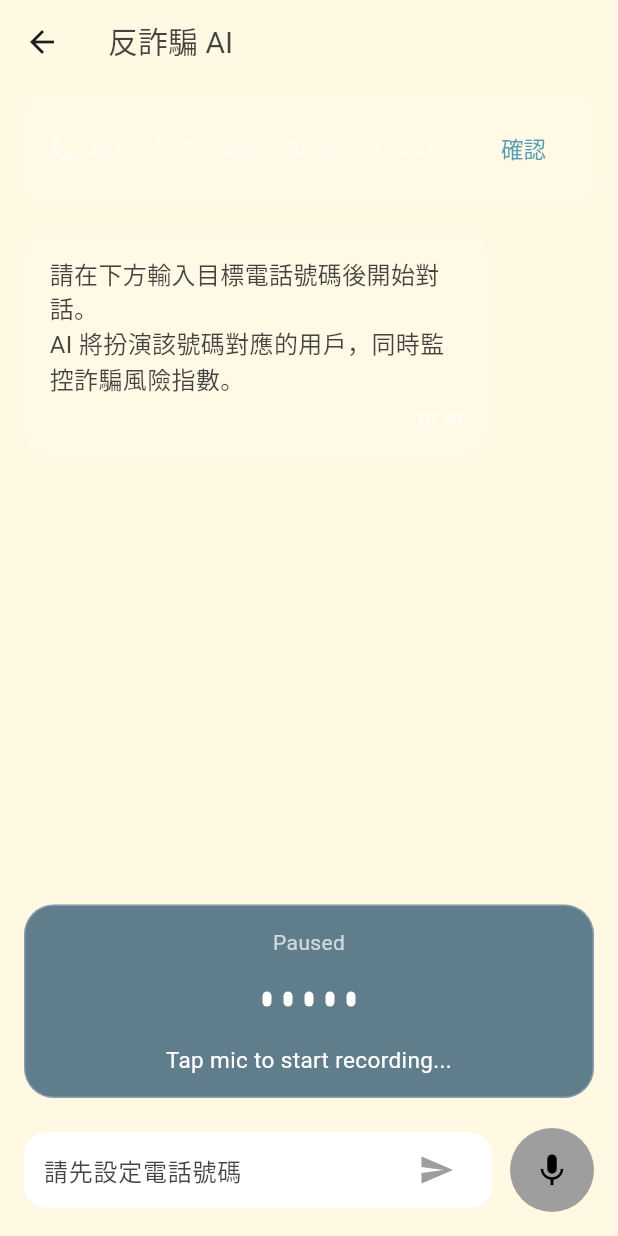
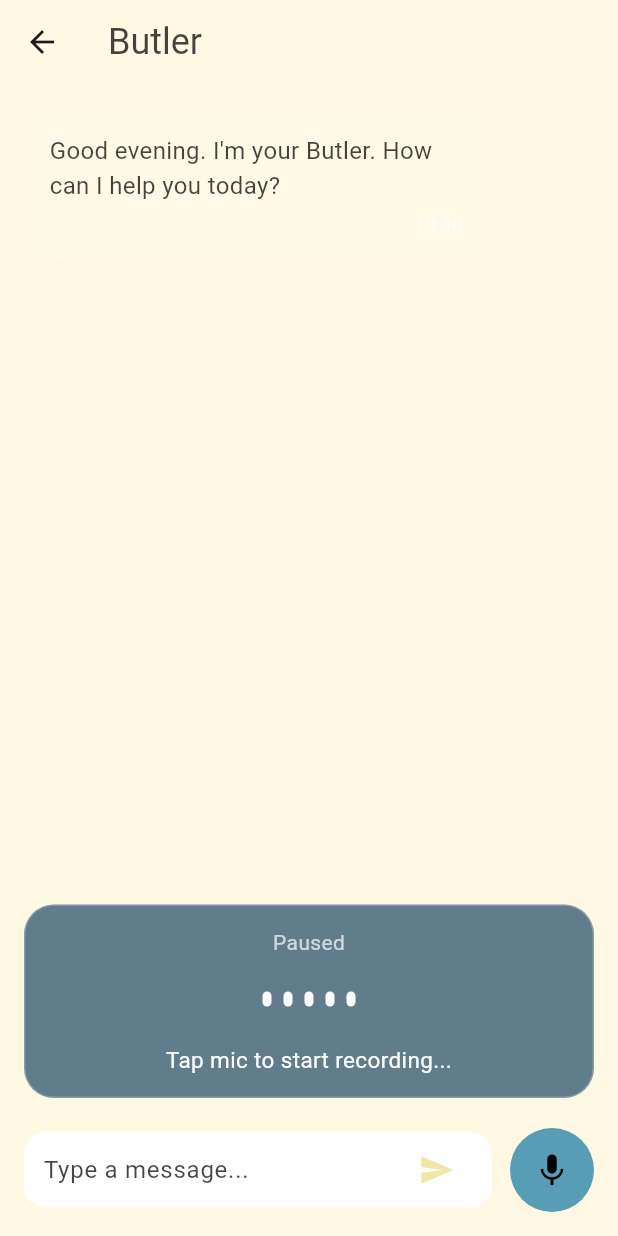
Before and after one commit to NCCU-Butler-Robot/AIO-Kebbi, a Flutter app: the ButlerChatPage screen opened by its route, on a phone screen of 412 x 824 dp. Run offline on Flutter 3.47's test engine with Material 3 defaults, Android fonts, the phone set to English and light mode, and no system bars; our stand-ins replace audioplayers, camera, dio, firebase_core, firebase_messaging, flutter_secure_storage and 8 more; missing offline and left inert: flutter_sound, pwa_install, record; accounts and stored records are empty; Roboto replaces fonts that are missing (Itim).

Commit message:
revert: restore butler chat to original AI assistant mode
Reverts butler_chat_page.dart to commit f21c9bc, replacing the anti-fraud
phone simulation flow with the original Butler AI chat (sendChat API,
conversation ID tracking, MP3 audio playback + auto STT loop).

Co-Authored-By: Claude Sonnet 4.6 <noreply@anthropic.com>

```diff
--- a/frontend/lib/pages/butler_chat_page.dart
+++ b/frontend/lib/pages/butler_chat_page.dart
@@ -7,13 +7,10 @@ import 'package:permission_handler/permission_handler.dart';
 
 import '../constants.dart';
 import '../di/service_locator.dart';
-import '../models/fraud_models.dart';
 import '../services/api_service.dart';
 import '../services/audio_service.dart';
 import '../services/kebbi_service.dart';
 import '../services/web_speech_service.dart';
-import '../widgets/ssci_panel.dart';
-import 'monitor_page.dart';
 
 class ButlerChatPage extends StatefulWidget {
   const ButlerChatPage({super.key});
@@ -26,21 +23,18 @@ class _ButlerChatPageState extends State<ButlerChatPage> {
   final List<_ChatMessage> _messages = [
     _ChatMessage(
       from: _Speaker.butler,
-      text: '請在下方輸入目標電話號碼後開始對話。\nAI 將扮演該號碼對應的用戶，同時監控詐騙風險指數。',
+      text: "Good evening. I'm your Butler. How can I help you today?",
       time: _fmtTime(DateTime.now()),
     ),
   ];
 
-  // 詐騙對話狀態
-  String _phoneNumber = '';
-  bool _conversationStarted = false;
-  SsciData? _ssci;
-
+  String? _conversationId;
   bool _isLoading = false;
   bool _isRecording = false;
   bool _isBusy = false;
   String _liveTranscript = 'Tap mic to start recording...';
 
+  // true → auto-send on final result; false → manual stop, fill text only
   bool _autoSendOnResult = false;
 
   // STT backend: null = not yet detected, true = Kebbi NuwaSDK, false = Vosk
@@ -48,6 +42,7 @@ class _ButlerChatPageState extends State<ButlerChatPage> {
 
   // Vosk model state
   bool _voskModelReady = false;
+  // null = idle, -1 = extracting, 0-100 = download %
   int? _voskDownloadProgress;
 
   // Microphone permission state
@@ -55,7 +50,6 @@ class _ButlerChatPageState extends State<ButlerChatPage> {
   bool _isPermanentlyDenied = false;
 
   final TextEditingController _textController = TextEditingController();
-  final TextEditingController _phoneController = TextEditingController();
   final ScrollController _scrollCtrl = ScrollController();
 
   @override
@@ -66,11 +60,14 @@ class _ButlerChatPageState extends State<ButlerChatPage> {
     KebbiService.setSTTCallback(_onSTTResult);
     KebbiService.setVoskProgressCallback(_onVoskProgress);
 
+    // Web: initialize WebSpeechService callback
     if (kIsWeb) {
       WebSpeechService.I.setCallback(_onSTTResult);
     }
 
+    // Pre-check if the model is already on disk (instant, no download UI)
     _checkVoskModelCached();
+    // Request microphone permission proactively
     _checkMicPermission();
   }
 
@@ -117,7 +114,6 @@ class _ButlerChatPageState extends State<ButlerChatPage> {
       KebbiService.stopVoskSTT();
     }
     _textController.dispose();
-    _phoneController.dispose();
     _scrollCtrl.dispose();
     super.dispose();
   }
@@ -160,6 +156,7 @@ class _ButlerChatPageState extends State<ButlerChatPage> {
   // ── Recording toggle ──────────────────────────────────────────────────────
 
   Future<void> _startSTT() async {
+    // Web: use Web Speech API
     if (kIsWeb) {
       final ok = await WebSpeechService.I.startListening();
       if (!ok) {
@@ -182,6 +179,7 @@ class _ButlerChatPageState extends State<ButlerChatPage> {
       return;
     }
 
+    // Android: use Kebbi or Vosk
     _useKebbi ??= await KebbiService.isKebbiAvailable();
 
     if (_useKebbi!) {
@@ -259,6 +257,7 @@ class _ButlerChatPageState extends State<ButlerChatPage> {
     if (_isRecording) {
       _autoSendOnResult = false;
 
+      // Web: stop WebSpeechService
       if (kIsWeb) {
         await WebSpeechService.I.stopListening();
       } else if (_useKebbi == true) {
@@ -295,17 +294,7 @@ class _ButlerChatPageState extends State<ButlerChatPage> {
     }
   }
 
-  // ── 確認電話號碼 ────────────────────────────────────────────────────────────
-
-  void _confirmPhone() {
-    final phone = _phoneController.text.trim();
-    if (phone.isEmpty) return;
-    setState(() {
-      _phoneNumber = phone;
-    });
-  }
-
-  // ── 傳送文字至詐騙 API ─────────────────────────────────────────────────────
+  // ── Send text to Butler API ───────────────────────────────────────────────
 
   void _scrollToBottom() {
     WidgetsBinding.instance.addPostFrameCallback((_) {
@@ -322,9 +311,8 @@ class _ButlerChatPageState extends State<ButlerChatPage> {
   Future<void> _sendText() async {
     final txt = _textController.text.trim();
     if (txt.isEmpty || _isLoading) return;
-    if (_phoneNumber.isEmpty) return;
 
-    // 停止 STT
+    // Stop STT - don't listen while processing response
     if (kIsWeb) {
       await WebSpeechService.I.stopListening();
     } else if (_useKebbi == true) {
@@ -339,44 +327,46 @@ class _ButlerChatPageState extends State<ButlerChatPage> {
       _textController.clear();
       _isLoading = true;
       _isRecording = false;
-      _liveTranscript = 'AI 思考中…';
+      _liveTranscript = 'Butler is thinking…';
     });
     _scrollToBottom();
 
     try {
-      final result = await sl<ApiService>().sendFraud(
+      final result = await sl<ApiService>().sendChat(
         prompt: txt,
-        phoneNumber: _phoneNumber,
-        isFirst: !_conversationStarted,
+        conversationId: _conversationId,
       );
 
-      // 標記對話已開始
-      if (!_conversationStarted) {
-        setState(() => _conversationStarted = true);
-      }
+      _conversationId = result.conversationId.isNotEmpty
+          ? result.conversationId
+          : _conversationId;
 
-      // 處理特殊狀態
-      if (result.isInitiateSocketIo) {
-        _handleInitiateSocketIo(result);
+      setState(() {
+        _messages.add(_ChatMessage(
+          from: _Speaker.butler,
+          text: result.text.isNotEmpty ? result.text : '(no response)',
+          time: _fmtTime(DateTime.now()),
+        ));
+        _liveTranscript = 'Tap mic to start recording...';
+      });
+      _scrollToBottom();
+
+      if (result.audioBytes != null) {
+        await AudioService.I.playMp3Bytes(
+          result.audioBytes!,
+          onComplete: () {
+            if (!mounted) return;
+            setState(() {
+              _isLoading = false;
+              _liveTranscript = 'Listening…';
+            });
+            _startSTT();
+          },
+        );
         return;
       }
 
-      // 更新 SSCI（只在 updated=true 時觸發動畫）
-      setState(() {
-        _messages.add(_ChatMessage(
-          from: _Speaker.butler,
-          text: result.message.isNotEmpty ? result.message : '(no response)',
-          time: _fmtTime(DateTime.now()),
-        ));
-        _liveTranscript = 'Tap mic to start recording...';
-        if (result.ssci.available || !result.ssci.updated) {
-          _ssci = result.ssci;
-        } else {
-          _ssci = result.ssci;
-        }
-        _isLoading = false;
-      });
-      _scrollToBottom();
+      if (mounted) setState(() => _isLoading = false);
     } catch (e) {
       setState(() {
         _messages.add(_ChatMessage(
@@ -385,74 +375,10 @@ class _ButlerChatPageState extends State<ButlerChatPage> {
           time: _fmtTime(DateTime.now()),
         ));
         _liveTranscript = 'Tap mic to start recording...';
-        _isLoading = false;
       });
       _scrollToBottom();
+      if (mounted) setState(() => _isLoading = false);
     }
-  }
-
-  void _handleInitiateSocketIo(FraudResult result) {
-    if (!mounted) return;
-
-    final reason = result.reason ?? '';
-    final msg = reason == 'ssci_below_threshold_normal_conversation'
-        ? '判定為正常通話，已通知真實用戶接手。'
-        : 'SSCI 無法計算，已預設通知真實用戶。';
-
-    setState(() {
-      _ssci = result.ssci;
-      _isLoading = false;
-      _messages.add(_ChatMessage(
-        from: _Speaker.butler,
-        text: '[系統] $msg',
-        time: _fmtTime(DateTime.now()),
-      ));
-      _liveTranscript = 'Tap mic to start recording...';
-    });
-    _scrollToBottom();
-
-    showDialog(
-      context: context,
-      barrierDismissible: false,
-      builder: (_) => AlertDialog(
-        backgroundColor: const Color(0xFF1E2A38),
-        title: Text(
-          '切換至即時監控',
-          style: GoogleFonts.itim(color: Colors.white, fontSize: 18),
-        ),
-        content: Text(
-          '$msg\n\n即將建立即時通話連線...',
-          style: GoogleFonts.itim(color: Colors.white70, fontSize: 15),
-        ),
-        actions: [
-          TextButton(
-            onPressed: () {
-              Navigator.pop(context); // 關閉 dialog
-              // 導到 MonitorPage，帶入 call_token 自動建立 Socket.IO 連線
-              Navigator.pushReplacement(
-                context,
-                MaterialPageRoute(
-                  builder: (_) => MonitorPage(callToken: result.callToken),
-                ),
-              );
-            },
-            child: Text(
-              '切換監控',
-              style: GoogleFonts.itim(color: kSeaBlue),
-            ),
-          ),
-          TextButton(
-            onPressed: () {
-              Navigator.pop(context); // 只關閉 dialog，留在此頁
-            },
-            child: Text(
-              '取消',
-              style: GoogleFonts.itim(color: Colors.white54),
-            ),
-          ),
-        ],
-      ),
-    );
   }
 
   static String _fmtTime(DateTime t) {
@@ -471,10 +397,8 @@ class _ButlerChatPageState extends State<ButlerChatPage> {
         backgroundColor: backgroundColor,
         leading: BackButton(onPressed: () => Navigator.pop(context)),
         title: Text(
-          _phoneNumber.isEmpty
-              ? '反詐騙 AI'
-              : '反詐騙 AI · $_phoneNumber',
-          style: GoogleFonts.itim(fontSize: 20, color: textColor),
+          'Butler',
+          style: GoogleFonts.itim(fontSize: 24, color: textColor),
         ),
       ),
       body: GestureDetector(
@@ -482,9 +406,6 @@ class _ButlerChatPageState extends State<ButlerChatPage> {
         child: SafeArea(
           child: Column(
             children: [
-              // ===== 電話號碼設定區（未設定時顯示）=====
-              if (_phoneNumber.isEmpty) _buildPhoneSetup(),
-
               // ===== 訊息列表 =====
               Expanded(
                 child: ListView.builder(
@@ -495,10 +416,6 @@ class _ButlerChatPageState extends State<ButlerChatPage> {
                       _ChatBubble(message: _messages[i]),
                 ),
               ),
-
-              // ===== SSCI 面板 =====
-              if (_phoneNumber.isNotEmpty)
-                SsciPanel(ssci: _ssci),
 
               // ===== 錄音狀態區 =====
               Container(
@@ -514,14 +431,14 @@ class _ButlerChatPageState extends State<ButlerChatPage> {
                   children: [
                     Text(
                       _isRecording ? 'Listening…' : 'Paused',
-                      style: GoogleFonts.itim(
-                          fontSize: 14, color: Colors.white70),
+                      style:
+                          GoogleFonts.itim(fontSize: 14, color: Colors.white70),
                     ),
                     const SizedBox(height: 8),
                     FakeSiriWave(active: _isRecording),
                     const SizedBox(height: 10),
 
-                    // Vosk 下載進度條
+                    // Download progress bar (Vosk model)
                     if (_voskDownloadProgress != null &&
                         _voskDownloadProgress! >= 0) ...[
                       Padding(
@@ -545,8 +462,8 @@ class _ButlerChatPageState extends State<ButlerChatPage> {
                       child: Text(
                         _liveTranscript,
                         textAlign: TextAlign.center,
-                        style: GoogleFonts.itim(
-                            fontSize: 15, color: Colors.white),
+                        style:
+                            GoogleFonts.itim(fontSize: 15, color: Colors.white),
                       ),
                     ),
                   ],
@@ -560,8 +477,7 @@ class _ButlerChatPageState extends State<ButlerChatPage> {
                   children: [
                     Expanded(
                       child: Container(
-                        padding:
-                            const EdgeInsets.symmetric(horizontal: 12),
+                        padding: const EdgeInsets.symmetric(horizontal: 12),
                         decoration: BoxDecoration(
                           color: Colors.white,
                           borderRadius: BorderRadius.circular(14),
@@ -572,14 +488,11 @@ class _ButlerChatPageState extends State<ButlerChatPage> {
                             Expanded(
                               child: TextField(
                                 controller: _textController,
-                                enabled: _phoneNumber.isNotEmpty,
                                 style: GoogleFonts.itim(
                                     color: textColor, fontSize: 16),
                                 decoration: InputDecoration(
                                   border: InputBorder.none,
-                                  hintText: _phoneNumber.isEmpty
-                                      ? '請先設定電話號碼'
-                                      : 'Type a message...',
+                                  hintText: 'Type a message...',
                                   hintStyle: GoogleFonts.itim(
                                       color: textColor, fontSize: 16),
                                 ),
@@ -594,13 +507,9 @@ class _ButlerChatPageState extends State<ButlerChatPage> {
                                         strokeWidth: 2),
                                   )
                                 : IconButton(
-                                    onPressed: _phoneNumber.isNotEmpty
-                                        ? _sendText
-                                        : null,
-                                    icon: Icon(Icons.send,
-                                        color: _phoneNumber.isNotEmpty
-                                            ? iconColor
-                                            : Colors.grey),
+                                    onPressed: _sendText,
+                                    icon: const Icon(Icons.send,
+                                        color: iconColor),
                                   ),
                           ],
                         ),
@@ -612,7 +521,6 @@ class _ButlerChatPageState extends State<ButlerChatPage> {
                     InkWell(
                       onTap: () async {
                         if (_isLoading || _isBusy) return;
-                        if (_phoneNumber.isEmpty) return;
                         if (_isPermanentlyDenied && !_micPermissionGranted) {
                           _openSettings();
                         } else {
@@ -626,7 +534,7 @@ class _ButlerChatPageState extends State<ButlerChatPage> {
                         decoration: BoxDecoration(
                           color: _isRecording
                               ? const Color(0xff29d97a)
-                              : _isBusy || _phoneNumber.isEmpty
+                              : _isBusy
                                   ? Colors.grey
                                   : kSeaBlue,
                           shape: BoxShape.circle,
@@ -639,13 +547,15 @@ class _ButlerChatPageState extends State<ButlerChatPage> {
                               )
                             : Icon(
                                 (_isPermanentlyDenied &&
-                                            !_micPermissionGranted)
-                                    ? Icons.settings
-                                    : (_isRecording
+                                            !_micPermissionGranted) ||
+                                        _isRecording
+                                    ? (_isPermanentlyDenied &&
+                                            !_micPermissionGranted
+                                        ? Icons.settings
+                                        : Icons.mic)
+                                    : (_micPermissionGranted
                                         ? Icons.mic
-                                        : (_micPermissionGranted
-                                            ? Icons.mic
-                                            : Icons.mic_off)),
+                                        : Icons.mic_off),
                                 color: Colors.black,
                                 size: 26,
                               ),
@@ -657,46 +567,6 @@ class _ButlerChatPageState extends State<ButlerChatPage> {
             ],
           ),
         ),
-      ),
-    );
-  }
-
-  Widget _buildPhoneSetup() {
-    return Container(
-      margin: const EdgeInsets.fromLTRB(16, 8, 16, 4),
-      padding: const EdgeInsets.symmetric(horizontal: 14, vertical: 10),
-      decoration: BoxDecoration(
-        color: Colors.white10,
-        borderRadius: BorderRadius.circular(14),
-        border: Border.all(color: Colors.white24),
-      ),
-      child: Row(
-        children: [
-          const Icon(Icons.phone, color: Colors.white54, size: 20),
-          const SizedBox(width: 8),
-          Expanded(
-            child: TextField(
-              controller: _phoneController,
-              keyboardType: TextInputType.phone,
-              style: GoogleFonts.itim(color: Colors.white, fontSize: 15),
-              decoration: InputDecoration(
-                border: InputBorder.none,
-                hintText: '輸入目標電話號碼（如 0911000001）',
-                hintStyle:
-                    GoogleFonts.itim(color: Colors.white38, fontSize: 14),
-                isDense: true,
-              ),
-              onSubmitted: (_) => _confirmPhone(),
-            ),
-          ),
-          TextButton(
-            onPressed: _confirmPhone,
-            child: Text(
-              '確認',
-              style: GoogleFonts.itim(color: kSeaBlue, fontSize: 15),
-            ),
-          ),
-        ],
       ),
     );
   }
@@ -729,8 +599,7 @@ class _ChatBubble extends StatelessWidget {
           ConstrainedBox(
             constraints: BoxConstraints(maxWidth: maxW),
             child: Container(
-              padding:
-                  const EdgeInsets.symmetric(horizontal: 16, vertical: 14),
+              padding: const EdgeInsets.symmetric(horizontal: 16, vertical: 14),
               decoration: BoxDecoration(
                 color: isUser ? kSeaBlue : Colors.white12,
                 borderRadius: BorderRadius.circular(18),
@@ -741,16 +610,15 @@ class _ChatBubble extends StatelessWidget {
                 children: [
                   Text(
                     message.text,
-                    style:
-                        GoogleFonts.itim(fontSize: 16, color: textColor),
+                    style: GoogleFonts.itim(fontSize: 16, color: textColor),
                   ),
                   const SizedBox(height: 6),
                   Align(
                     alignment: Alignment.bottomRight,
                     child: Text(
                       message.time,
-                      style: GoogleFonts.itim(
-                          fontSize: 12, color: Colors.white70),
+                      style:
+                          GoogleFonts.itim(fontSize: 12, color: Colors.white70),
                     ),
                   ),
                 ],
```
